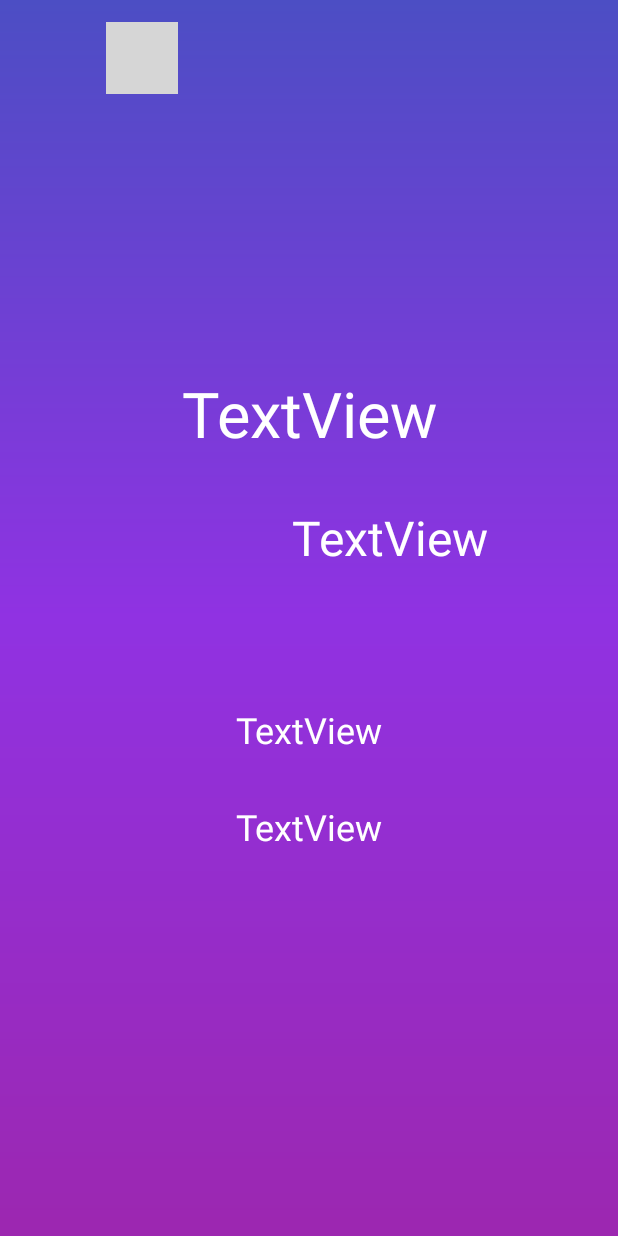
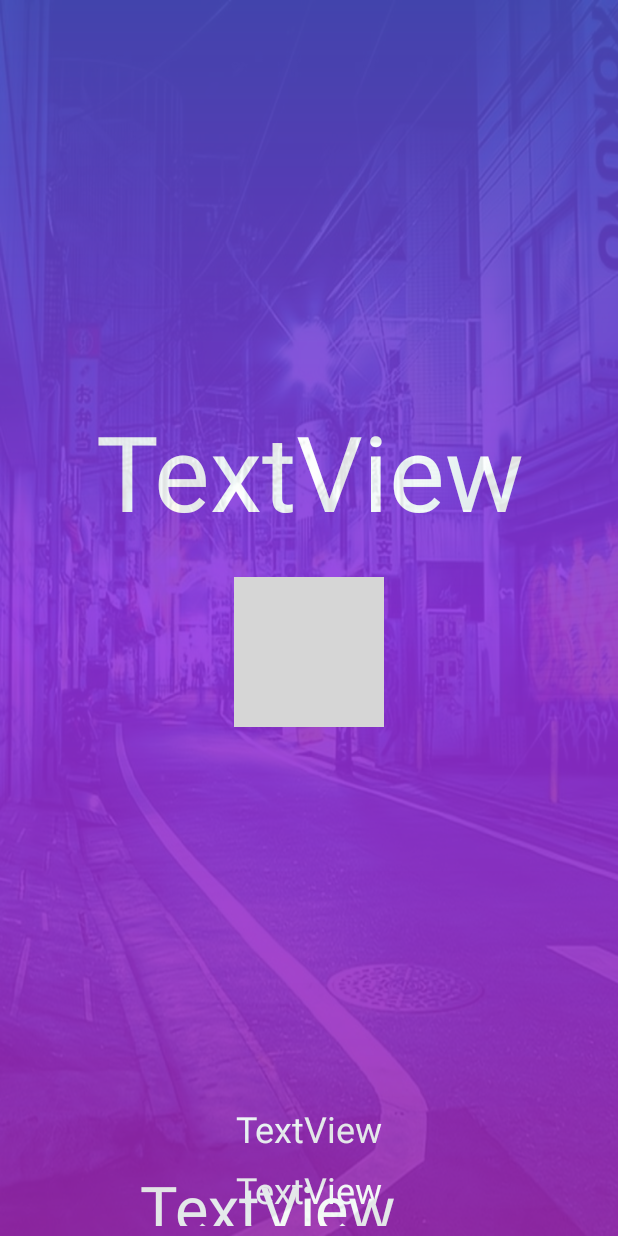
Before and after one commit to CBZakaria/meteo, an Android app: the DailyActivity screen opened directly, with no data from a screen before it, on a phone screen of 412 x 824 dp. Run offline under Robolectric (Android 15) with nearby library versions, the light colour scheme and no system bars; our stand-ins replace Picasso; pictures from the network do not load; 7 statements that could not run were skipped; grey boxes are pictures that could not be loaded.

Commit message:
added the design

```diff
--- a/app/src/main/res/drawable/new_login_gradients.xml
+++ b/app/src/main/res/drawable/new_login_gradients.xml
@@ -1,13 +1,15 @@
 <?xml version="1.0" encoding="utf-8"?>
-<shape xmlns:android="http://schemas.android.com/apk/res/android" android:shape="rectangle">
-    <gradient
-        android:endColor="#4C4EC4"
-        android:centerColor="#9032E2"
-        android:startColor="#9C27B0"
-        android:angle="90"/>
-    <padding android:left="7dp"
-        android:top="7dp"
-        android:right="7dp"
-        android:bottom="7dp" />
 
-</shape>
+        <shape xmlns:android="http://schemas.android.com/apk/res/android"
+            android:shape="rectangle">
+            <gradient
+                android:angle="90"
+                android:centerColor="#9032E2"
+                android:endColor="#4C4EC4"
+                android:startColor="#9C27B0" />
+            <padding
+                android:bottom="7dp"
+                android:left="7dp"
+                android:right="7dp"
+                android:top="7dp" />
+        </shape>
--- a/app/src/main/res/layout/activity_daily.xml
+++ b/app/src/main/res/layout/activity_daily.xml
@@ -1,100 +1,114 @@
 <?xml version="1.0" encoding="utf-8"?>
-<LinearLayout xmlns:android="http://schemas.android.com/apk/res/android"
+<FrameLayout xmlns:android="http://schemas.android.com/apk/res/android"
     xmlns:app="http://schemas.android.com/apk/res-auto"
     xmlns:tools="http://schemas.android.com/tools"
-    android:layout_width="match_parent"
-    android:layout_height="match_parent"
+    android:layout_width="fill_parent"
+    android:layout_height="fill_parent"
     android:orientation="vertical"
-    android:background="@drawable/new_login_gradients"
     tools:context=".DailyActivity">
 
     <ImageView
+        android:id="@+id/imageView"
+        android:layout_width="match_parent"
+        android:layout_height="match_parent"
+        android:scaleType="fitXY"
+        android:src="@drawable/tokyo2" />
+
+    <android.support.constraint.ConstraintLayout
+        android:layout_width="match_parent"
+        android:layout_height="match_parent"
+        android:alpha="0.88"
+        android:background="@drawable/new_login_gradients">
+
+        <ImageView
             android:id="@+id/weather_icon"
-        android:layout_width="wrap_content"
-        android:layout_height="48dp"
-        android:layout_marginStart="64dp"
-        android:layout_marginLeft="64dp"
-        android:layout_marginTop="8dp"
-        android:layout_marginBottom="8dp"
+            android:layout_width="100dp"
+            android:layout_height="100dp"
+            android:layout_marginStart="8dp"
+            android:layout_marginLeft="8dp"
+            android:layout_marginTop="24dp"
+            android:layout_marginEnd="8dp"
+            android:layout_marginRight="8dp"
             android:adjustViewBounds="true"
             android:scaleType="fitXY"
-        android:src="@drawable/ic_weather" />
+            android:src="@drawable/ic_weather"
+            app:layout_constraintEnd_toEndOf="parent"
+            app:layout_constraintStart_toStartOf="parent"
+            app:layout_constraintTop_toBottomOf="@+id/temperature_textV" />
+
+        <TextView
+            android:id="@+id/condition_tv"
+            android:layout_width="match_parent"
+            android:layout_height="wrap_content"
+            android:layout_marginBottom="8dp"
+            android:text="TextView"
+            android:textAlignment="center"
+            android:textColor="@android:color/white"
+            android:textSize="24sp"
+            app:layout_constraintBottom_toTopOf="@+id/tmin_max"
+            tools:layout_editor_absoluteX="8dp" />
+
+        <TextView
+            android:id="@+id/tmin_max"
+            android:layout_width="match_parent"
+            android:layout_height="wrap_content"
+            android:layout_marginBottom="8dp"
+            android:text="TextView"
+            android:textAlignment="center"
+            android:textColor="@android:color/white"
+            android:textSize="24sp"
+            app:layout_constraintBottom_toBottomOf="parent"
+            tools:layout_editor_absoluteX="8dp" />
 
         <TextView
             android:id="@+id/city_name"
-        android:layout_width="match_parent"
+            android:layout_width="0dp"
             android:layout_height="wrap_content"
-        android:layout_marginStart="8dp"
-        android:layout_marginLeft="8dp"
-        android:layout_marginTop="120dp"
-        android:layout_marginEnd="8dp"
-        android:layout_marginRight="8dp"
+            android:layout_marginBottom="32dp"
             android:text="TextView"
             android:textAlignment="center"
+            android:textAllCaps="true"
             android:textColor="@android:color/white"
-        android:textSize="42sp" />
+            android:textSize="42sp"
+            android:typeface="sans"
+            app:fontFamily="sans-serif"
+            app:layout_constraintBottom_toBottomOf="parent"
+            app:layout_constraintEnd_toEndOf="parent"
+            app:layout_constraintHorizontal_bias="0.538"
+            app:layout_constraintStart_toStartOf="parent"
+            app:layout_constraintTop_toTopOf="parent"
+            app:layout_constraintVertical_bias="0.226" />
 
         <TextView
             android:id="@+id/date_details"
             android:layout_width="match_parent"
             android:layout_height="wrap_content"
-        android:layout_marginStart="8dp"
-        android:layout_marginLeft="8dp"
-        android:layout_marginEnd="8dp"
-        android:layout_marginRight="8dp"
+            android:layout_marginTop="8dp"
+            android:layout_marginEnd="56dp"
+            android:layout_marginRight="56dp"
             android:text="TextView"
             android:textAlignment="center"
             android:textColor="@android:color/white"
-        android:textSize="42sp" />
-
-    <android.support.constraint.ConstraintLayout
-        android:layout_width="match_parent"
-        android:layout_height="wrap_content"
-        android:paddingTop="24dp"
-        android:paddingBottom="24dp">
+            android:textSize="42sp"
+            app:layout_constraintEnd_toEndOf="parent"
+            app:layout_constraintTop_toBottomOf="@+id/condition_tv" />
 
         <TextView
             android:id="@+id/temperature_textV"
-            android:layout_width="284dp"
-            android:layout_height="62dp"
-            android:layout_marginEnd="4dp"
-            android:layout_marginRight="4dp"
+            android:layout_width="wrap_content"
+            android:layout_height="wrap_content"
+            android:layout_marginTop="32dp"
             android:paddingTop="8.5dp"
             android:text="TextView"
             android:textAlignment="center"
             android:textColor="@android:color/white"
-            android:textSize="32sp"
+            android:textSize="70sp"
+            android:typeface="sans"
             app:layout_constraintEnd_toEndOf="parent"
-            app:layout_constraintTop_toTopOf="parent" />
+            app:layout_constraintStart_toStartOf="parent"
+            app:layout_constraintTop_toBottomOf="@+id/city_name" />
 
 
     </android.support.constraint.ConstraintLayout>
 
-    <TextView
-        android:id="@+id/tmin_max"
-        android:layout_width="match_parent"
-        android:layout_height="wrap_content"
-        android:layout_marginStart="8dp"
-        android:layout_marginLeft="8dp"
-        android:layout_marginTop="56dp"
-        android:layout_marginEnd="8dp"
-        android:layout_marginRight="8dp"
-        android:text="TextView"
-        android:textAlignment="center"
-        android:textColor="@android:color/white"
-        android:textSize="24sp" />
-
-    <TextView
-        android:id="@+id/condition_tv"
-        android:layout_width="match_parent"
-        android:layout_height="wrap_content"
-        android:layout_marginStart="8dp"
-        android:layout_marginLeft="8dp"
-        android:layout_marginTop="32dp"
-        android:layout_marginEnd="8dp"
-        android:layout_marginRight="8dp"
-        android:text="TextView"
-        android:textAlignment="center"
-        android:textColor="@android:color/white"
-        android:textSize="24sp" />
-</LinearLayout>
+</FrameLayout>
```
Also changed, not shown: app/src/main/res/drawable/grenoble.jpg (added), app/src/main/res/drawable/tokyo2.jpg (added), app/src/main/res/drawable/tokyocity.jpg (added). Lines whose indentation alone changed are shown as unchanged.
